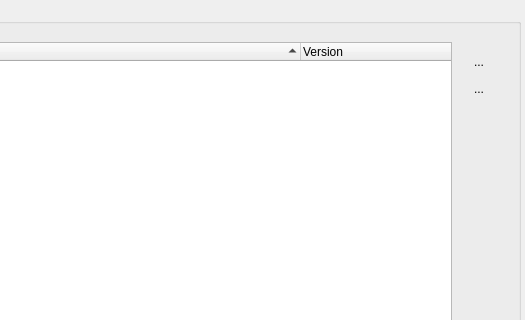
First picture: the form in src/ui/export/exportWidget.ui, repository andrevmatos/Librix-ThinClient, before the edit; both pictures show x 125 to 650 and y 0 to 320 of the 650 by 550 pixel window.
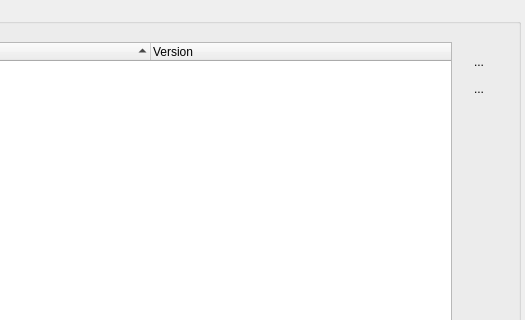
Second picture: the form after the edit. Icons and pictures are not drawn.

Diff of the .ui file:
```diff
--- a/src/ui/export/exportWidget.ui
+++ b/src/ui/export/exportWidget.ui
@@ -47,7 +47,10 @@
             <bool>true</bool>
            </attribute>
            <attribute name="headerDefaultSectionSize">
-            <number>400</number>
+            <number>200</number>
+           </attribute>
+           <attribute name="headerMinimumSectionSize">
+            <number>250</number>
            </attribute>
            <attribute name="headerShowSortIndicator" stdset="0">
             <bool>true</bool>
```
Left out of the diff: 21 changed lines with no effect on the pictures.
